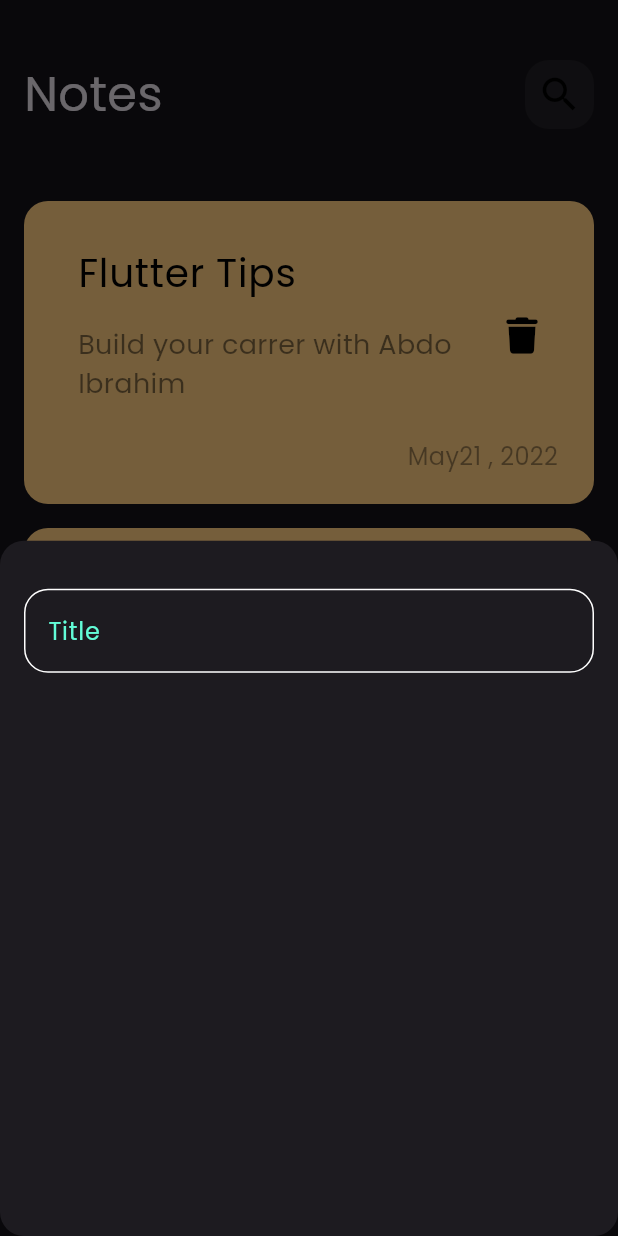
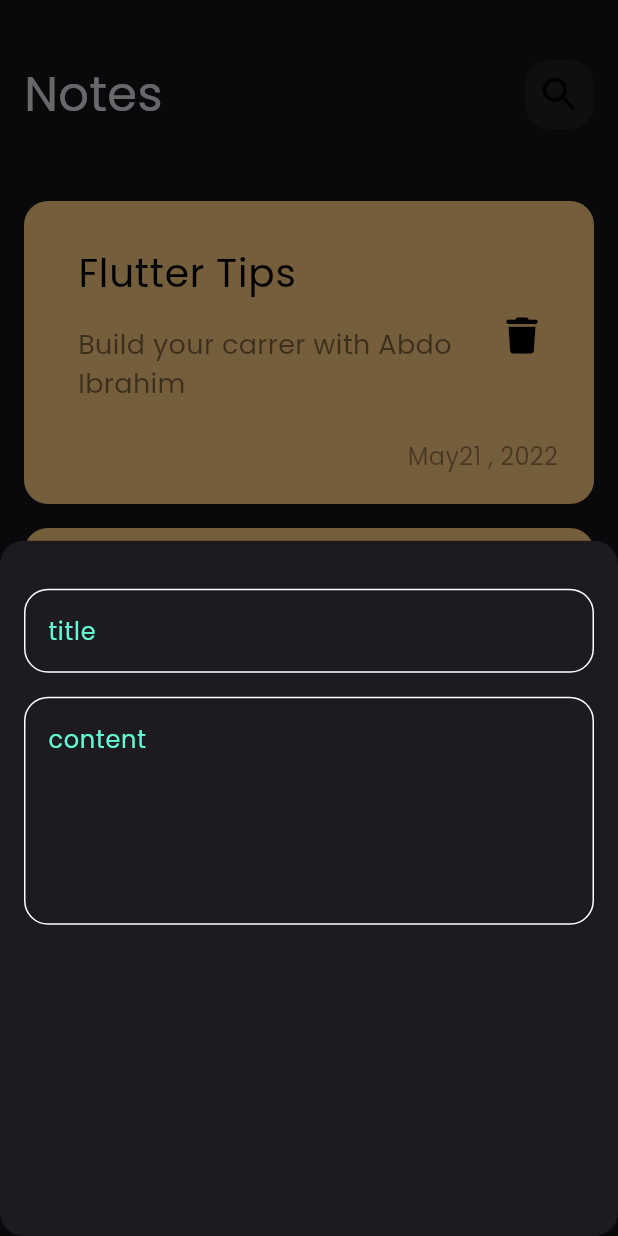
Before and after one commit to abdulrahmanibrahimdawood/Note_app, a Flutter app: the screen it shows after launch, after a tap on the "add" icon, on a phone screen of 412 x 824 dp. Run offline on Flutter 3.47's test engine with Material 3 defaults, Android fonts, the phone set to English and light mode, and no system bars; our stand-ins replace font_awesome_flutter.

Commit message:
add feild to note buttom sheet

```diff
--- a/lib/widgets/add_note_buttom_sheet.dart
+++ b/lib/widgets/add_note_buttom_sheet.dart
@@ -13,7 +13,16 @@ class AddNoteButtomSheet extends StatelessWidget {
           SizedBox(
             height: 32,
           ),
-          CustomTextFeild(),
+          CustomTextFeild(
+            hintText: 'title',
+          ),
+          SizedBox(
+            height: 16,
+          ),
+          CustomTextFeild(
+            hintText: 'content',
+            maxLines: 5,
+          ),
         ],
       ),
     );
--- a/lib/widgets/custom_text_feild.dart
+++ b/lib/widgets/custom_text_feild.dart
@@ -2,14 +2,16 @@ import 'package:flutter/material.dart';
 import 'package:note/constants.dart';
 
 class CustomTextFeild extends StatelessWidget {
-  const CustomTextFeild({super.key});
-
+  const CustomTextFeild({super.key, required this.hintText, this.maxLines = 1});
+  final String hintText;
+  final int maxLines;
   @override
   Widget build(BuildContext context) {
     return TextField(
       cursorColor: kPrimaryColor,
+      maxLines: maxLines,
       decoration: InputDecoration(
-        hintText: 'Title',
+        hintText: hintText,
         hintStyle: const TextStyle(color: kPrimaryColor),
         border: buildBorder(),
         enabledBorder: buildBorder(),
```
